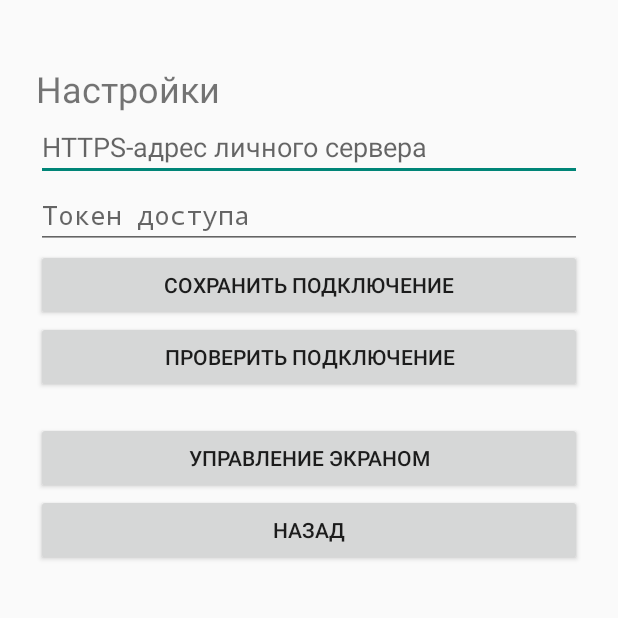
After one commit to futsss47-oss/Android, an Android app: the ConnectionSettingsActivity screen opened directly, with no data from a screen before it, on a phone screen of 412 x 824 dp, the top half of it. The commit adds this screen. Run offline under Robolectric (Android 15) with nearby library versions, the phone set to English and light mode, and no system bars.

Commit message:
Execute spoken commands directly and add Android home widget

```diff
--- a/ai-phone-assistant/app/build.gradle.kts
+++ b/ai-phone-assistant/app/build.gradle.kts
@@ -12,7 +12,7 @@ android {
   applicationId = "com.example.aiphoneassistant"
   minSdk = 26
   targetSdk = 35
-  versionCode = 4
+  versionCode = 5
   versionName = "0.4"
  }
  if (releaseKeystore != null) {
--- a/ai-phone-assistant/app/src/main/AndroidManifest.xml
+++ b/ai-phone-assistant/app/src/main/AndroidManifest.xml
@@ -11,6 +11,11 @@
   <activity android:name=".MainActivity" android:exported="true">
    <intent-filter><action android:name="android.intent.action.MAIN"/><category android:name="android.intent.category.LAUNCHER"/></intent-filter>
   </activity>
+  <activity android:name=".ConnectionSettingsActivity" android:exported="false"/>
+  <receiver android:name=".VoiceCommandWidget" android:exported="false" android:label="Голосовая команда DeepSeek">
+   <intent-filter><action android:name="android.appwidget.action.APPWIDGET_UPDATE"/></intent-filter>
+   <meta-data android:name="android.appwidget.provider" android:resource="@xml/voice_command_widget"/>
+  </receiver>
   <service android:name=".PhoneAccessibilityService" android:permission="android.permission.BIND_ACCESSIBILITY_SERVICE" android:exported="true" android:label="AI Phone Assistant — управление экраном">
    <intent-filter><action android:name="android.accessibilityservice.AccessibilityService"/></intent-filter>
    <meta-data android:name="android.accessibilityservice" android:resource="@xml/phone_accessibility"/>
--- /dev/null
+++ b/ai-phone-assistant/app/src/main/java/com/example/aiphoneassistant/ConnectionSettingsActivity.kt
@@ -0,0 +1,72 @@
+package com.example.aiphoneassistant
+
+import android.app.Activity
+import android.content.Intent
+import android.os.Bundle
+import android.provider.Settings
+import android.text.InputType
+import android.widget.Button
+import android.widget.EditText
+import android.widget.LinearLayout
+import android.widget.ScrollView
+import android.widget.TextView
+import kotlin.concurrent.thread
+
+class ConnectionSettingsActivity : Activity() {
+ override fun onCreate(savedInstanceState: Bundle?) {
+  super.onCreate(savedInstanceState)
+  val prefs = getSharedPreferences("ai_proxy", MODE_PRIVATE)
+  val root = LinearLayout(this).apply {
+   orientation = LinearLayout.VERTICAL
+   setPadding(36, 64, 36, 32)
+  }
+  val heading = TextView(this).apply { text = "Настройки"; textSize = 24f }
+  val url = EditText(this).apply {
+   hint = "HTTPS-адрес личного сервера"
+   inputType = InputType.TYPE_CLASS_TEXT or InputType.TYPE_TEXT_VARIATION_URI
+   setSingleLine()
+   setText(prefs.getString("url", ""))
+  }
+  val token = EditText(this).apply {
+   hint = "Токен доступа"
+   inputType = InputType.TYPE_CLASS_TEXT or InputType.TYPE_TEXT_VARIATION_PASSWORD
+   setSingleLine()
+   setText(prefs.getString("token", ""))
+  }
+  val status = TextView(this)
+  val save = Button(this).apply { text = "Сохранить подключение" }
+  val check = Button(this).apply { text = "Проверить подключение" }
+  val accessibility = Button(this).apply { text = "Управление экраном" }
+  val back = Button(this).apply { text = "Назад" }
+  listOf(heading, url, token, save, check, status, accessibility, back).forEach { root.addView(it) }
+  setContentView(ScrollView(this).apply { addView(root) })
+
+  save.setOnClickListener {
+   prefs.edit().putString("url", url.text.toString().trim())
+    .putString("token", token.text.toString().trim()).apply()
+   status.text = "Подключение сохранено"
+  }
+  check.setOnClickListener {
+   val address = url.text.toString().trim()
+   val accessToken = token.text.toString().trim()
+   check.isEnabled = false
+   status.text = "Проверяем ответ DeepSeek…"
+   thread {
+    val message = try {
+     DeepSeekClient.parse(address, accessToken, "Открой YouTube")
+     "Worker и DeepSeek отвечают"
+    } catch (e: Exception) {
+     e.message ?: "Ошибка подключения"
+    }
+    runOnUiThread {
+     if (!isFinishing && !isDestroyed) {
+      status.text = message
+      check.isEnabled = true
+     }
+    }
+   }
+  }
+  accessibility.setOnClickListener { startActivity(Intent(Settings.ACTION_ACCESSIBILITY_SETTINGS)) }
+  back.setOnClickListener { finish() }
+ }
+}
--- /dev/null
+++ b/ai-phone-assistant/app/src/main/res/drawable/voice_widget_background.xml
@@ -0,0 +1,4 @@
+<shape xmlns:android="http://schemas.android.com/apk/res/android">
+ <solid android:color="#174B80"/>
+ <corners android:radius="18dp"/>
+</shape>
```
Also changed, not shown: ai-phone-assistant/app/src/main/java/com/example/aiphoneassistant/DeepSeekClient.kt (+8 -1 lines), ai-phone-assistant/app/src/main/java/com/example/aiphoneassistant/MainActivity.kt (+41 -32 lines), ai-phone-assistant/app/src/main/java/com/example/aiphoneassistant/VoiceCommandWidget.kt (added, +23 -0 lines), ai-phone-assistant/app/src/main/res/layout/voice_command_widget.xml (added, +10 -0 lines), ai-phone-assistant/app/src/main/res/xml/voice_command_widget.xml (added, +9 -0 lines).
